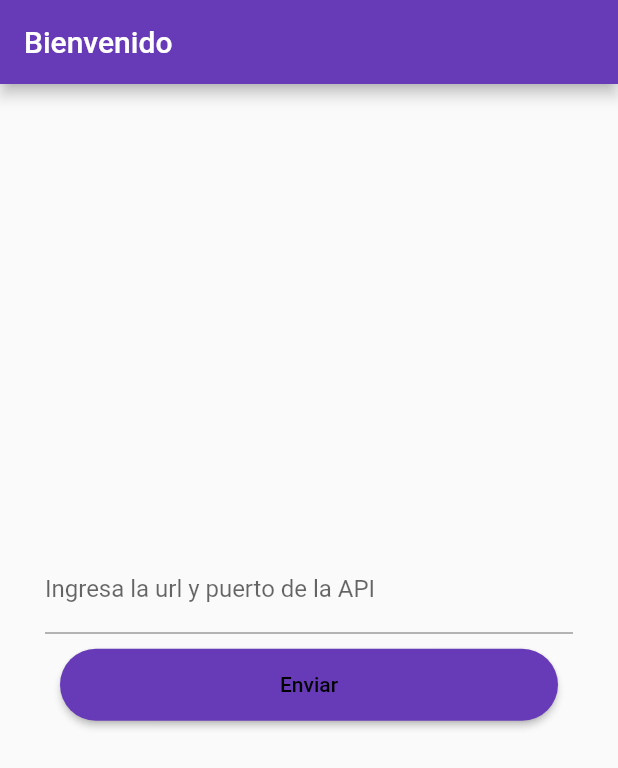
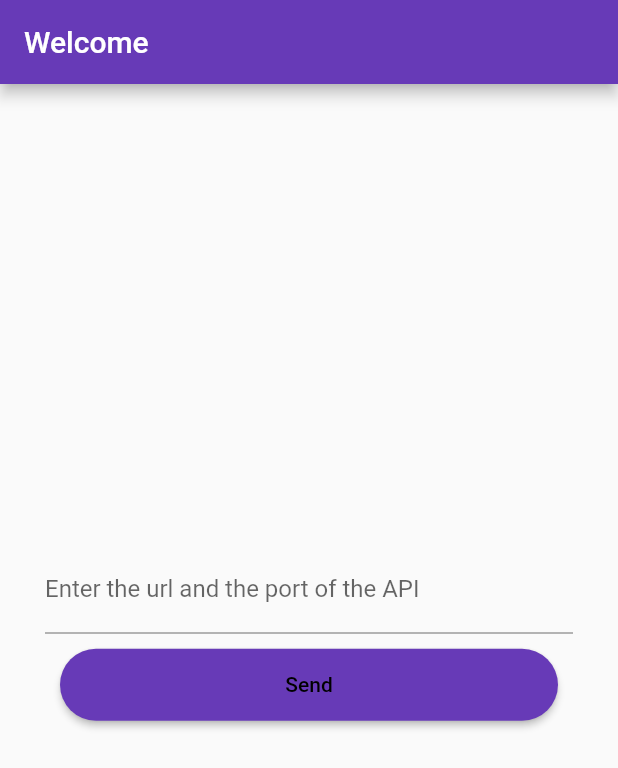
Before and after one commit to JuanJTorres11/restaurant-mobile, a Flutter app: the screen it shows after launch, on a phone screen of 412 x 824 dp. Shown: the top 768 px of the screen. Run offline on Flutter 3.47's test engine with Material 2 defaults, Android fonts, the phone set to English and light mode, and no system bars; our stand-ins replace shared_preferences.

Commit message:
reformat code and make the used language uniform

```diff
--- a/lib/main.dart
+++ b/lib/main.dart
@@ -29,7 +29,7 @@ class MyApp extends StatelessWidget {
   Widget build(BuildContext context) {
     return MaterialApp(
       debugShowCheckedModeBanner: false,
-      title: 'Restaurante',
+      title: 'Restaurant',
       theme: ThemeData(
         primarySwatch: Colors.deepPurple,
       ),
--- a/lib/screens/GetBuyer.dart
+++ b/lib/screens/GetBuyer.dart
@@ -26,7 +26,7 @@ class _GetBuyerState extends State<GetBuyer> {
                 children: <Widget>[
                   Container(
                     child: const Text(
-                            'Ingresar ID',
+                      'Enter the ID',
                       style: TextStyle(fontWeight: FontWeight.bold),
                     ),
                     alignment: Alignment.center,
@@ -36,7 +36,7 @@ class _GetBuyerState extends State<GetBuyer> {
                     decoration: const InputDecoration(labelText: 'ID'),
                     validator: (String? value) {
                       if (value!.isEmpty) {
-                              return 'Ingresa el ID';
+                        return 'Enter the ID';
                       }
                       return null;
                     },
--- a/lib/screens/Home.dart
+++ b/lib/screens/Home.dart
@@ -12,7 +12,7 @@ class Home extends StatelessWidget {
   Widget build(BuildContext context) {
     return Scaffold(
       appBar: AppBar(
-        title: Text("Bienvenido"),
+        title: Text("Welcome"),
       ),
       body: Column(mainAxisAlignment: MainAxisAlignment.center, children: <
           Widget>[
@@ -30,7 +30,7 @@ class Home extends StatelessWidget {
                   mainAxisAlignment: MainAxisAlignment.spaceBetween,
                   children: [
                     Text(
-                      "Actualiza los datos",
+                      "Load data",
                       style: TextStyle(
                         fontSize: 20,
                       ),
@@ -62,7 +62,7 @@ class Home extends StatelessWidget {
                   mainAxisAlignment: MainAxisAlignment.spaceBetween,
                   children: [
                     Text(
-                      "Listar todos los compradores",
+                      "List all buyers",
                       style: TextStyle(
                         fontSize: 20,
                       ),
@@ -90,7 +90,7 @@ class Home extends StatelessWidget {
                   mainAxisAlignment: MainAxisAlignment.spaceBetween,
                   children: [
                     Text(
-                      "Buscar Comprador",
+                      "Search a Buyer",
                       style: TextStyle(
                         fontSize: 20,
                       ),
--- a/lib/screens/SelectHost.dart
+++ b/lib/screens/SelectHost.dart
@@ -17,7 +17,7 @@ class _SelectHostState extends State<SelectHost> {
   Widget build(BuildContext context) {
     return Scaffold(
       appBar: AppBar(
-        title: Text("Bienvenido"),
+        title: Text("Welcome"),
       ),
       body: Center(
           child: Form(
@@ -31,12 +31,12 @@ class _SelectHostState extends State<SelectHost> {
                         TextFormField(
                           controller: _hostController,
                           decoration: const InputDecoration(
-                              labelText: 'Ingresa la url y puerto de la API',
+                              labelText:
+                                  'Enter the url and the port of the API',
                               prefixText: "http://",
                               focusColor: Colors.grey),
                           validator: (String? value) {
-                            if (value!.isEmpty)
-                              return 'Ingresa la url y puerto';
+                            if (value!.isEmpty) return 'Enter the url and port';
                             return null;
                           },
                         ),
@@ -79,7 +79,7 @@ class _SelectHostState extends State<SelectHost> {
                                     }
                                   }
                                 },
-                                child: Text("Enviar")),
+                                child: Text("Send")),
                           ),
                         ),
                         Container(
@@ -88,7 +88,7 @@ class _SelectHostState extends State<SelectHost> {
                           child: Text(
                             _showMessage == false
                                 ? ''
-                                : "La dirección indicada es inválida",
+                                : "The address is invalid",
                             textAlign: TextAlign.center,
                             style: TextStyle(color: Colors.redAccent),
                           ),
--- a/lib/utils/network.dart
+++ b/lib/utils/network.dart
@@ -17,8 +17,9 @@ Future<bool> loadData(DateTime date) async {
   SharedPreferences prefs = await SharedPreferences.getInstance();
   var host = prefs.getString("host");
   try {
-    var r = await http.get(Uri.parse("http://$host/load/${date.millisecondsSinceEpoch~/1000}"));
-    print("http://$host/${date.millisecondsSinceEpoch~/1000}");
+    var r = await http.get(
+        Uri.parse("http://$host/load/${date.millisecondsSinceEpoch ~/ 1000}"));
+    print("http://$host/${date.millisecondsSinceEpoch ~/ 1000}");
     res = r.body;
     print(res);
   } on Exception catch (e) {
```
Lines whose indentation alone changed are shown as unchanged.
